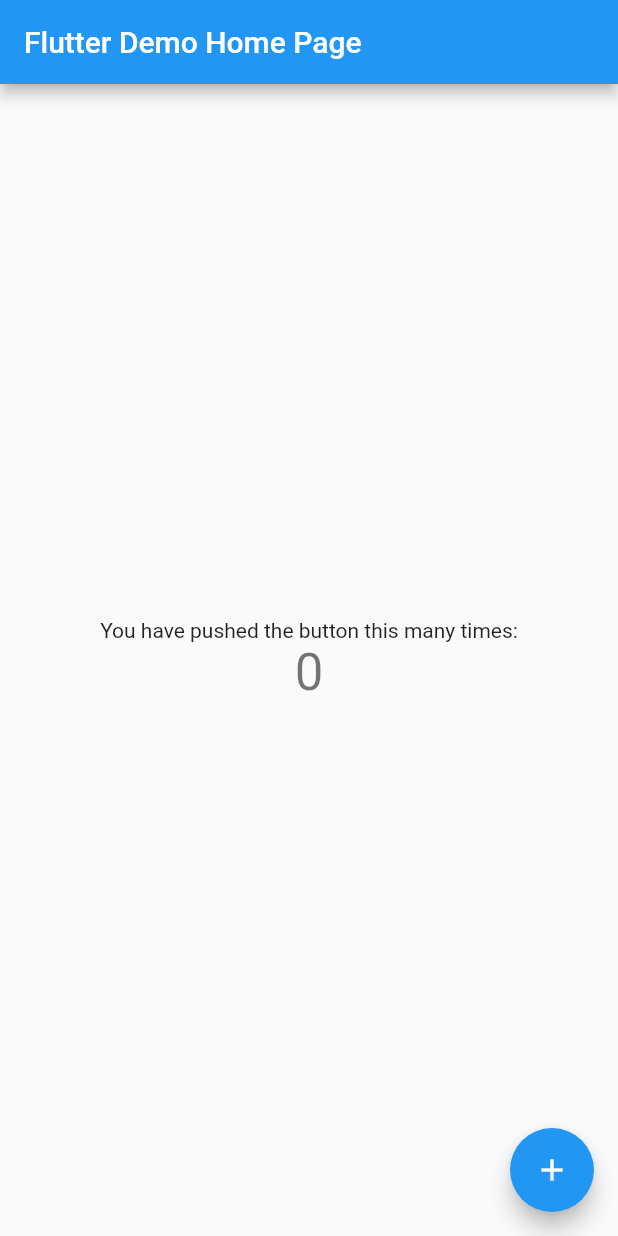
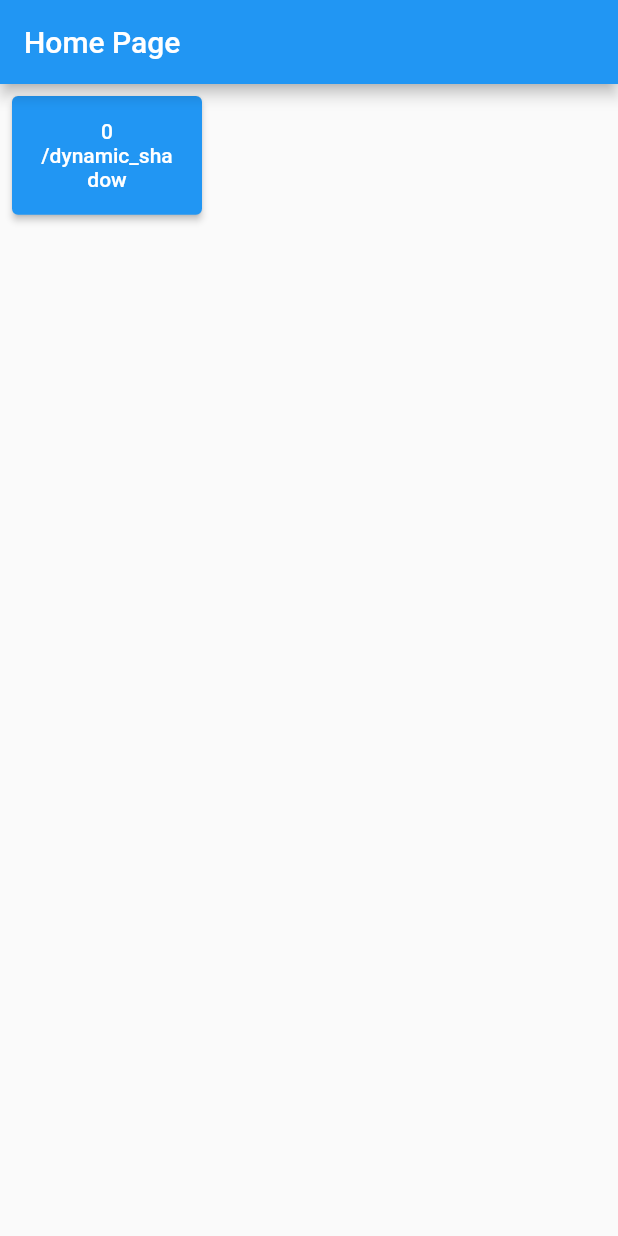
Before and after one commit to musahinist/ui_playground, a Flutter app: the screen it shows after launch, on a phone screen of 412 x 824 dp. Run offline on Flutter 3.47's test engine with Material 2 defaults, Android fonts, the phone set to English and light mode, and no system bars.

Commit message:
add card with dynamic shadow

```diff
--- a/lib/main.dart
+++ b/lib/main.dart
@@ -1,4 +1,6 @@
 import 'package:flutter/material.dart';
+
+import 'view/dynamic_shadow/dynmaic_shadow.dart';
 
 void main() {
   runApp(const MyApp());
@@ -13,103 +15,55 @@
     return MaterialApp(
       title: 'Flutter Demo',
       theme: ThemeData(
-        // This is the theme of your application.
-        //
-        // Try running your application with "flutter run". You'll see the
-        // application has a blue toolbar. Then, without quitting the app, try
-        // changing the primarySwatch below to Colors.green and then invoke
-        // "hot reload" (press "r" in the console where you ran "flutter run",
-        // or simply save your changes to "hot reload" in a Flutter IDE).
-        // Notice that the counter didn't reset back to zero; the application
-        // is not restarted.
         primarySwatch: Colors.blue,
       ),
-      home: const MyHomePage(title: 'Flutter Demo Home Page'),
+      initialRoute: '/',
+      routes: Pages.routes,
     );
   }
 }
 
-class MyHomePage extends StatefulWidget {
-  const MyHomePage({Key? key, required this.title}) : super(key: key);
-
-  // This widget is the home page of your application. It is stateful, meaning
-  // that it has a State object (defined below) that contains fields that affect
-  // how it looks.
-
-  // This class is the configuration for the state. It holds the values (in this
-  // case the title) provided by the parent (in this case the App widget) and
-  // used by the build method of the State. Fields in a Widget subclass are
-  // always marked "final".
-
-  final String title;
-
-  @override
-  State<MyHomePage> createState() => _MyHomePageState();
+class Pages {
+  static Map<String, Widget Function(BuildContext)> get routes =>
+      pages..addAll(examples);
+  static final Map<String, Widget Function(BuildContext)> pages = {
+    '/': (context) => const App(),
+  };
+  static final Map<String, Widget Function(BuildContext)> examples = {
+    DynamicShadow.routeName: (context) => DynamicShadow(),
+  };
 }
 
-class _MyHomePageState extends State<MyHomePage> {
-  int _counter = 0;
-
-  void _incrementCounter() {
-    setState(() {
-      // This call to setState tells the Flutter framework that something has
-      // changed in this State, which causes it to rerun the build method below
-      // so that the display can reflect the updated values. If we changed
-      // _counter without calling setState(), then the build method would not be
-      // called again, and so nothing would appear to happen.
-      _counter++;
-    });
-  }
+class App extends StatelessWidget {
+  const App({Key? key}) : super(key: key);
 
   @override
   Widget build(BuildContext context) {
-    // This method is rerun every time setState is called, for instance as done
-    // by the _incrementCounter method above.
-    //
-    // The Flutter framework has been optimized to make rerunning build methods
-    // fast, so that you can just rebuild anything that needs updating rather
-    // than having to individually change instances of widgets.
+    final List<String> examples = Pages.examples.keys.toList();
     return Scaffold(
       appBar: AppBar(
-        // Here we take the value from the MyHomePage object that was created by
-        // the App.build method, and use it to set our appbar title.
-        title: Text(widget.title),
+        title: const Text('Home Page'),
       ),
       body: Center(
-        // Center is a layout widget. It takes a single child and positions it
-        // in the middle of the parent.
-        child: Column(
-          // Column is also a layout widget. It takes a list of children and
-          // arranges them vertically. By default, it sizes itself to fit its
-          // children horizontally, and tries to be as tall as its parent.
-          //
-          // Invoke "debug painting" (press "p" in the console, choose the
-          // "Toggle Debug Paint" action from the Flutter Inspector in Android
-          // Studio, or the "Toggle Debug Paint" command in Visual Studio Code)
-          // to see the wireframe for each widget.
-          //
-          // Column has various properties to control how it sizes itself and
-          // how it positions its children. Here we use mainAxisAlignment to
-          // center the children vertically; the main axis here is the vertical
-          // axis because Columns are vertical (the cross axis would be
-          // horizontal).
-          mainAxisAlignment: MainAxisAlignment.center,
-          children: <Widget>[
-            const Text(
-              'You have pushed the button this many times:',
-            ),
-            Text(
-              '$_counter',
-              style: Theme.of(context).textTheme.headline4,
-            ),
-          ],
+        child: GridView.count(
+          padding: const EdgeInsets.all(8),
+          mainAxisSpacing: 8,
+          crossAxisSpacing: 8,
+          crossAxisCount: 3,
+          childAspectRatio: 16 / 10,
+          children: List.generate(examples.length, (index) {
+            return ElevatedButton(
+              onPressed: () {
+                Navigator.pushNamed(context, examples[index]);
+              },
+              child: Text(
+                '$index\n${examples[index]}',
+                textAlign: TextAlign.center,
+              ),
+            );
+          }),
         ),
       ),
-      floatingActionButton: FloatingActionButton(
-        onPressed: _incrementCounter,
-        tooltip: 'Increment',
-        child: const Icon(Icons.add),
-      ), // This trailing comma makes auto-formatting nicer for build methods.
     );
   }
 }
```
Also changed, not shown: lib/view/dynamic_shadow/dynmaic_shadow.dart (added, +68 -0 lines).
